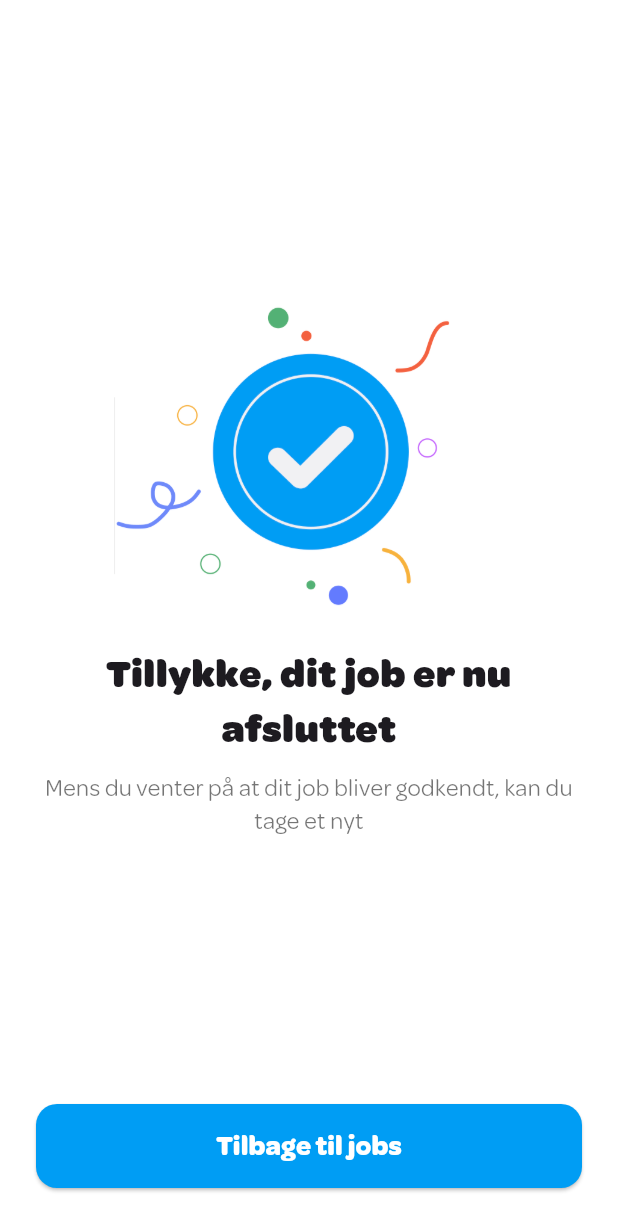
After one commit to emilieweiss/voldt, a Flutter app: the JobSuccessDeliveryPage screen opened directly, on a phone screen of 412 x 824 dp. The commit adds this screen. Shown: the top 1231 px of the screen. Run offline on Flutter 3.47's test engine with Material 3 defaults, Android fonts, the phone set to English and light mode, and no system bars; our stand-ins replace flutter_bloc, flutter_svg, fpdart, get_it, go_router, image_picker and 1 more; accounts and stored records are empty.

Commit message:
Job Success page er lavet

```diff
--- a/lib/pages/job_info_page.dart
+++ b/lib/pages/job_info_page.dart
@@ -6,7 +6,6 @@ import 'package:voldt/core/theme/app_pallete.dart';
 import 'package:voldt/widgets/app_bar.dart';
 import 'package:voldt/widgets/job_header_image.dart';
 import 'package:voldt/widgets/finish_job_dialog.dart';
-import 'package:image_picker/image_picker.dart';
 
 class JobInfoPage extends StatelessWidget {
   final Map<String, dynamic> job;
@@ -113,7 +112,6 @@ class JobInfoPage extends StatelessWidget {
                     content: Text('Opgave afleveret'),
                   ),
                 );
-                // valgfrit: Navigator.of(context).maybePop();
               }
             },
             child: const Text(
--- a/lib/pages/job_list_page.dart
+++ b/lib/pages/job_list_page.dart
@@ -49,22 +49,21 @@ class JobListPageState extends State<JobListPage> {
       final rows = await supabase
           .from('user_jobs')
           .select(
-            // fjern image_url – den findes ikke på user_jobs
+            // fjern image_url, findes ikke på user_jobs
             'id, job_id, title, description, address, duration, delivery, money, job_image_url, image_solved_url, approved, solved',
           )
           .eq('user_id', uid)
           .order('id', ascending: false);
 
-      // kompatibilitet: hvis dine widgets forventer 'image_url', så map til det
+      // kompatibilitet: hvis widgets forventer 'image_url'
       final list =
           List<Map<String, dynamic>>.from(rows).map((r) {
             final m = Map<String, dynamic>.from(r);
-            m['image_url'] ??=
-                m['job_image_url']; // fallback
+            m['image_url'] ??= m['job_image_url'];
             return m;
           }).toList();
 
-      // behold kun ikke-løste (solved == null eller false)
+      // Check for (solved == null eller false)
       final filtered =
           list.where((r) => r['solved'] != true).toList();
 
@@ -92,7 +91,6 @@ class JobListPageState extends State<JobListPage> {
     _jobsSub =
         supabase
             .channel('user_jobs-$uid')
-            // INSERT -> hent igen
             .onPostgresChanges(
               event: PostgresChangeEvent.insert,
               schema: 'public',
--- /dev/null
+++ b/lib/pages/job_success_delivery_page.dart
@@ -0,0 +1,81 @@
+import 'package:flutter/material.dart';
+import 'package:voldt/core/theme/app_pallete.dart';
+
+class JobSuccessDeliveryPage extends StatelessWidget {
+  const JobSuccessDeliveryPage({super.key});
+
+  @override
+  Widget build(BuildContext context) {
+    return Scaffold(
+      body: SafeArea(
+        child: Padding(
+          padding: const EdgeInsets.fromLTRB(
+            24,
+            24,
+            24,
+            32,
+          ),
+          child: Column(
+            children: [
+              const Spacer(),
+              Image.asset(
+                'assets/job_finished.png',
+                width: 260,
+                fit: BoxFit.contain,
+              ),
+              const SizedBox(height: 24),
+              const Text(
+                'Tillykke, dit job er nu afsluttet',
+                textAlign: TextAlign.center,
+                style: TextStyle(
+                  fontSize: 26,
+                  fontWeight: FontWeight.w800,
+                ),
+              ),
+              const SizedBox(height: 10),
+              const Text(
+                'Mens du venter på at dit job bliver godkendt, '
+                'kan du tage et nyt',
+                textAlign: TextAlign.center,
+                style: TextStyle(
+                  fontSize: 16,
+                  color: Colors.black54,
+                  height: 1.35,
+                ),
+              ),
+              const Spacer(),
+              SizedBox(
+                width: double.infinity,
+                height: 56,
+                child: ElevatedButton(
+                  style: ElevatedButton.styleFrom(
+                    backgroundColor: AppPallete.woltBlue,
+                    shape: RoundedRectangleBorder(
+                      borderRadius: BorderRadius.circular(
+                        14,
+                      ),
+                    ),
+                  ),
+                  onPressed: () {
+                    // Tilbage til job-listen (pop alt indtil første skærm)
+                    Navigator.of(
+                      context,
+                    ).popUntil((r) => r.isFirst);
+                  },
+                  child: const Text(
+                    'Tilbage til jobs',
+                    style: TextStyle(
+                      fontSize: 18,
+                      fontWeight: FontWeight.w700,
+                      color: Colors.white,
+                    ),
+                  ),
+                ),
+              ),
+            ],
+          ),
+        ),
+      ),
+    );
+  }
+}
--- a/pubspec.yaml
+++ b/pubspec.yaml
@@ -36,6 +36,7 @@ flutter:
   assets:
     - assets/fonts/
     - assets/icons/
+    - assets/job_finished.png
 
   fonts:
     - family: Omnes
```
Also changed, not shown: lib/widgets/finish_job_dialog.dart (+34 -17 lines), assets/job_finished.png (added).
